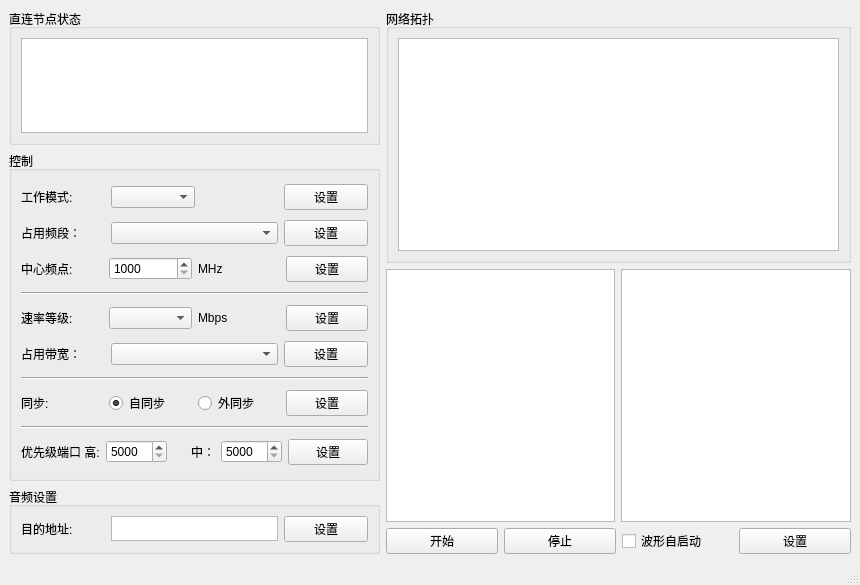
Qt form mainWin.ui (Doun2017/pyQTwithUDP) before a commit.
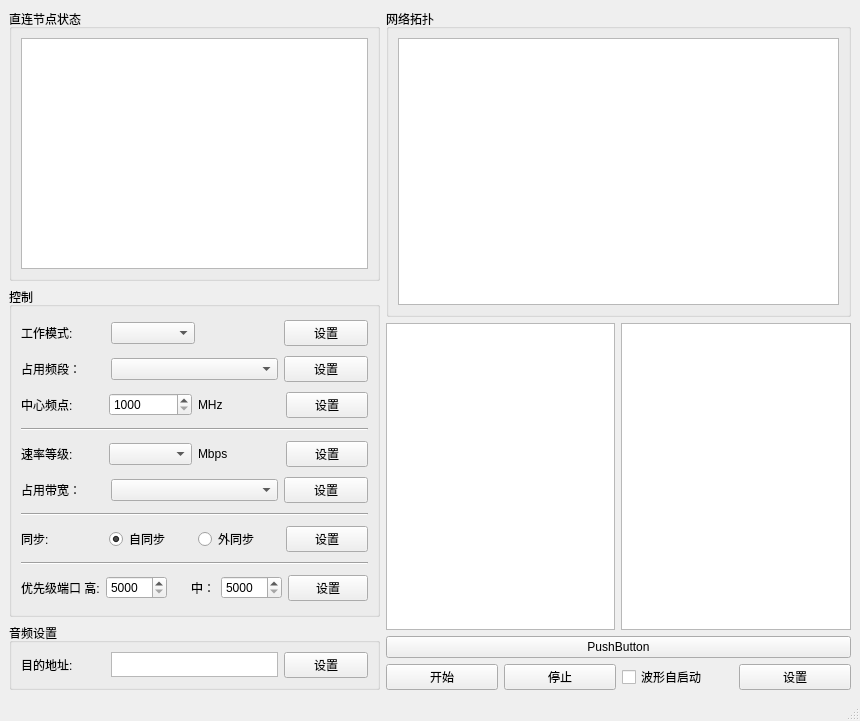
The same form after that commit.

The edit to the form file:
```diff
--- a/mainWin.ui
+++ b/mainWin.ui
@@ -7,7 +7,7 @@
     <x>0</x>
     <y>0</y>
     <width>860</width>
-    <height>585</height>
+    <height>721</height>
    </rect>
   </property>
   <property name="acceptDrops">
@@ -377,6 +377,13 @@
         </item>
        </layout>
       </item>
+      <item>
+       <widget class="QPushButton" name="pushButton">
+        <property name="text">
+         <string>PushButton</string>
+        </property>
+       </widget>
+      </item>
       <item>
        <layout class="QHBoxLayout" name="horizontalLayout">
         <item>
```
